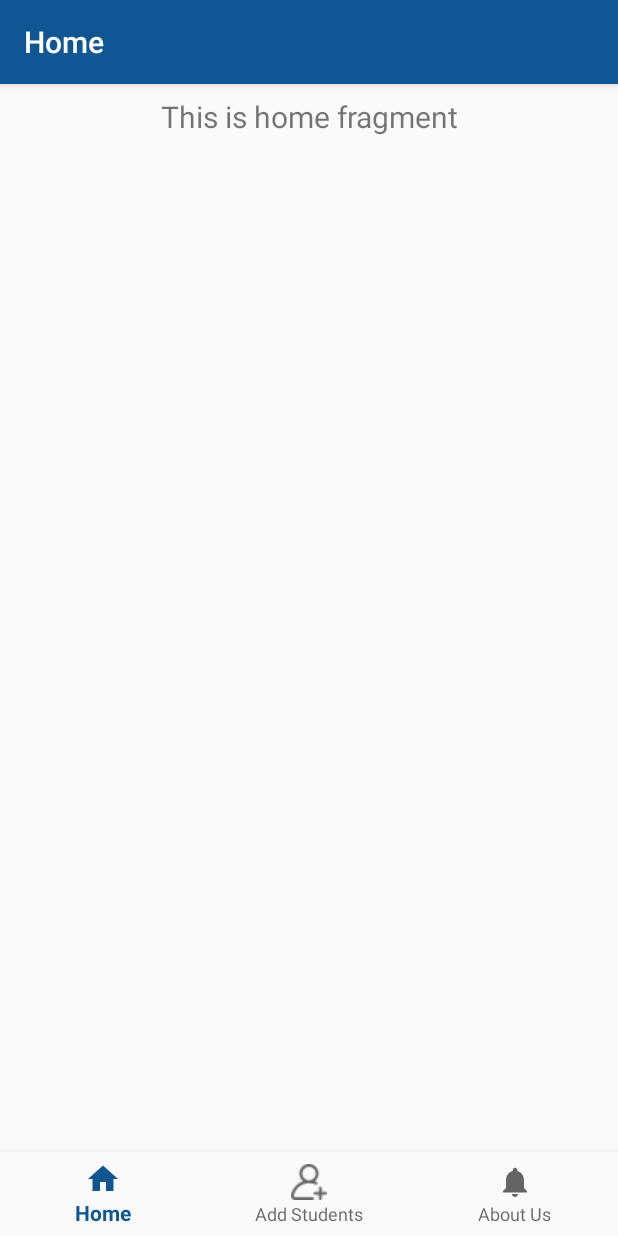
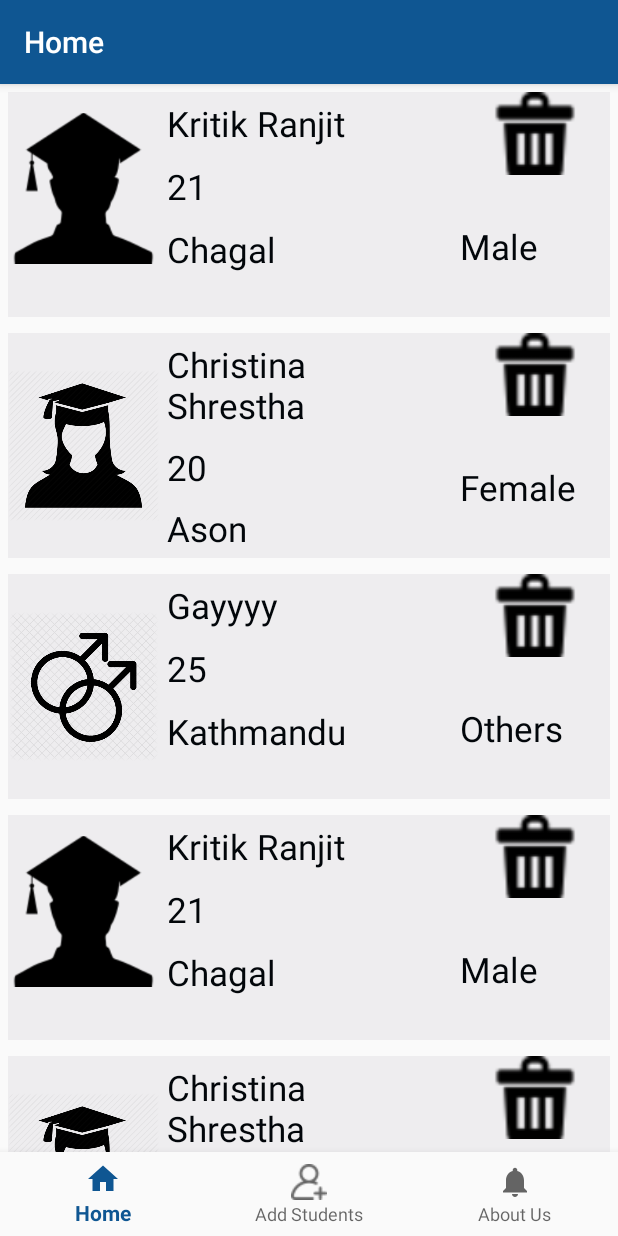
Before and after one commit to krranjik/eSoftwaricaReplica, an Android app: the HomeFragment screen opened directly, with no data from a screen before it, on a phone screen of 412 x 824 dp. Run offline under Robolectric (Android 15) with nearby library versions, the phone set to English and light mode, and no system bars; our stand-ins replace navigation-ui.

Commit message:
Adding Students Completion

```diff
--- a/app/src/main/java/com/example/esoftwaricareplica/Home.java
+++ b/app/src/main/java/com/example/esoftwaricareplica/Home.java
@@ -2,6 +2,8 @@ package com.example.esoftwaricareplica;
 
 import android.os.Bundle;
 
+import com.example.esoftwaricareplica.models.Students;
+import com.example.esoftwaricareplica.ui.students.StudentFragment;
 import com.google.android.material.bottomnavigation.BottomNavigationView;
 
 import androidx.appcompat.app.AppCompatActivity;
@@ -25,6 +27,9 @@ public class Home extends AppCompatActivity {
         NavController navController = Navigation.findNavController(this, R.id.nav_host_fragment);
         NavigationUI.setupActionBarWithNavController(this, navController, appBarConfiguration);
         NavigationUI.setupWithNavController(navView, navController);
+        StudentFragment.studentsList.add(new Students("Kritik Ranjit", "21", "Male", "Chagal", R.drawable.male));
+        StudentFragment.studentsList.add(new Students("Christina Shrestha", "20", "Female", "Ason", R.drawable.female));
+        StudentFragment.studentsList.add(new Students("Gayyyy", "25", "Others", "Kathmandu", R.drawable.other));
     }
 
 }
--- a/app/src/main/java/com/example/esoftwaricareplica/adapters/StudentAdapter.java
+++ b/app/src/main/java/com/example/esoftwaricareplica/adapters/StudentAdapter.java
@@ -1,4 +1,68 @@
 package com.example.esoftwaricareplica.adapters;
 
-public class StudentAdapter {
+import android.content.Context;
+import android.view.LayoutInflater;
+import android.view.View;
+import android.view.ViewGroup;
+import android.widget.ImageView;
+import android.widget.TextView;
+
+import androidx.annotation.NonNull;
+import androidx.recyclerview.widget.RecyclerView;
+
+import com.example.esoftwaricareplica.R;
+import com.example.esoftwaricareplica.models.Students;
+
+import java.util.List;
+
+public class StudentAdapter extends RecyclerView.Adapter<StudentAdapter.MyHolder> {
+
+    Context context;
+    List<Students> studentsList;
+
+    public StudentAdapter(Context context, List<Students> studentsList) {
+        this.context = context;
+        this.studentsList = studentsList;
+    }
+
+    @NonNull
+    @Override
+    public StudentAdapter.MyHolder onCreateViewHolder(@NonNull ViewGroup parent, int viewType) {
+        View view = LayoutInflater.from(parent.getContext()).inflate(R.layout.layout_student_profile, parent, false);
+        MyHolder myHolder = new MyHolder(view);
+        return myHolder;
+    }
+
+    @Override
+    public void onBindViewHolder(@NonNull StudentAdapter.MyHolder holder, int position) {
+        Students students = studentsList.get(position);
+        holder.imgprofile.setImageResource(students.getImg());
+        holder.name.setText(students.getFullname());
+        holder.age.setText(students.getAge());
+        holder.address.setText(students.getAddress());
+        holder.gender.setText(students.getGender());
+    }
+
+    @Override
+    public int getItemCount() {
+        return studentsList.size();
+    }
+
+    public class MyHolder extends RecyclerView.ViewHolder {
+
+        ImageView imgprofile, imgdelete;
+        TextView name, age, address, gender;
+
+        public MyHolder(@NonNull View itemView) {
+            super(itemView);
+
+            imgprofile = itemView.findViewById(R.id.profileimg);
+            imgdelete = itemView.findViewById(R.id.delete);
+            name = itemView.findViewById(R.id.stuname);
+            age = itemView.findViewById(R.id.stuage);
+            address = itemView.findViewById(R.id.stuaddress);
+            gender = itemView.findViewById(R.id.stugender);
+
+        }
+    }
 }
--- a/app/src/main/java/com/example/esoftwaricareplica/ui/home/HomeFragment.java
+++ b/app/src/main/java/com/example/esoftwaricareplica/ui/home/HomeFragment.java
@@ -11,25 +11,30 @@ import androidx.annotation.NonNull;
 import androidx.fragment.app.Fragment;
 import androidx.lifecycle.Observer;
 import androidx.lifecycle.ViewModelProviders;
+import androidx.recyclerview.widget.LinearLayoutManager;
+import androidx.recyclerview.widget.RecyclerView;
 
 import com.example.esoftwaricareplica.R;
+import com.example.esoftwaricareplica.adapters.StudentAdapter;
+import com.example.esoftwaricareplica.ui.students.StudentFragment;
 
 public class HomeFragment extends Fragment {
 
     private HomeViewModel homeViewModel;
+    RecyclerView recyclerView;
 
     public View onCreateView(@NonNull LayoutInflater inflater,
                              ViewGroup container, Bundle savedInstanceState) {
         homeViewModel =
                 ViewModelProviders.of(this).get(HomeViewModel.class);
         View root = inflater.inflate(R.layout.fragment_home, container, false);
-        final TextView textView = root.findViewById(R.id.text_home);
-        homeViewModel.getText().observe(this, new Observer<String>() {
-            @Override
-            public void onChanged(@Nullable String s) {
-                textView.setText(s);
-            }
-        });
+
+        recyclerView = root.findViewById(R.id.rvstudentlist);
+
+        StudentAdapter studentAdapter = new StudentAdapter(root.getContext(), StudentFragment.studentsList);
+        recyclerView.setLayoutManager(new LinearLayoutManager(root.getContext()));
+        recyclerView.setAdapter(studentAdapter);
+
         return root;
     }
 }
--- a/app/src/main/java/com/example/esoftwaricareplica/ui/students/StudentFragment.java
+++ b/app/src/main/java/com/example/esoftwaricareplica/ui/students/StudentFragment.java
@@ -15,6 +15,10 @@ import android.widget.RadioGroup;
 import android.widget.Toast;
 
 import com.example.esoftwaricareplica.R;
+import com.example.esoftwaricareplica.models.Students;
+
+import java.util.ArrayList;
+import java.util.List;
 
 /**
  * A simple {@link Fragment} subclass.
@@ -32,6 +36,7 @@ public class StudentFragment extends Fragment implements RadioGroup.OnCheckedCha
         // Required empty public constructor
     }
 
+    public static List<Students> studentsList = new ArrayList<>();
 
     @Override
     public View onCreateView(LayoutInflater inflater, ViewGroup container,
@@ -55,13 +60,16 @@ public class StudentFragment extends Fragment implements RadioGroup.OnCheckedCha
     @Override
     public void onCheckedChanged(RadioGroup group, int i) {
         if (i == R.id.rbmale) {
+            img = R.drawable.male;
             gender = "Male";
         }
 
         if (i == R.id.rbfemale) {
+            img = R.drawable.female;
             gender = "Female";
         }
         if (i == R.id.others) {
+            img = R.drawable.other;
             gender = "Others";
         }
 
@@ -69,10 +77,9 @@ public class StudentFragment extends Fragment implements RadioGroup.OnCheckedCha
 
     @Override
     public void onClick(View v) {
-        nametxt = fullname.getText().toString();
-        agetxt = age.getText().toString();
-        addresstxt = address.getText().toString();
-
+        if (v.getId() == R.id.btnsave) {
+            addStudent();
+        }
     }
 
     private boolean validate() {
@@ -102,4 +109,14 @@ public class StudentFragment extends Fragment implements RadioGroup.OnCheckedCha
         return true;
     }
 
+    private void addStudent() {
+        nametxt = fullname.getText().toString();
+        agetxt = age.getText().toString();
+        addresstxt = address.getText().toString();
+        if (validate()) {
+            studentsList.add(new Students(nametxt, agetxt, gender, addresstxt, img));
+            Toast.makeText(root.getContext(), "Student Added!", Toast.LENGTH_SHORT).show();
+        }
+    }
+
 }
--- a/app/src/main/res/layout/activity_login_page.xml
+++ b/app/src/main/res/layout/activity_login_page.xml
@@ -1,4 +1,8 @@
 <?xml version="1.0" encoding="utf-8"?>
+<ScrollView xmlns:android="http://schemas.android.com/apk/res/android"
+    android:layout_width="match_parent"
+    android:layout_height="wrap_content">
+
     <LinearLayout xmlns:android="http://schemas.android.com/apk/res/android"
         xmlns:app="http://schemas.android.com/apk/res-auto"
         xmlns:tools="http://schemas.android.com/tools"
@@ -59,3 +63,4 @@
             android:textColor="#ffffff" />
 
     </LinearLayout>
+</ScrollView>
--- a/app/src/main/res/layout/fragment_home.xml
+++ b/app/src/main/res/layout/fragment_home.xml
@@ -1,19 +1,15 @@
 <?xml version="1.0" encoding="utf-8"?>
 <androidx.constraintlayout.widget.ConstraintLayout xmlns:android="http://schemas.android.com/apk/res/android"
     xmlns:app="http://schemas.android.com/apk/res-auto"
+    xmlns:tools="http://schemas.android.com/tools"
     android:layout_width="match_parent"
     android:layout_height="match_parent">
 
-    <TextView
-        android:id="@+id/text_home"
+    <androidx.recyclerview.widget.RecyclerView
+        android:id="@+id/rvstudentlist"
         android:layout_width="match_parent"
         android:layout_height="wrap_content"
-        android:layout_marginStart="8dp"
-        android:layout_marginTop="8dp"
-        android:layout_marginEnd="8dp"
-        android:textAlignment="center"
-        android:textSize="20sp"
-        app:layout_constraintEnd_toEndOf="parent"
-        app:layout_constraintStart_toStartOf="parent"
-        app:layout_constraintTop_toTopOf="parent" />
+        tools:ignore="MissingConstraints">
+
+    </androidx.recyclerview.widget.RecyclerView>
 </androidx.constraintlayout.widget.ConstraintLayout>
--- a/app/src/main/res/layout/fragment_student.xml
+++ b/app/src/main/res/layout/fragment_student.xml
@@ -1,4 +1,8 @@
 <?xml version="1.0" encoding="utf-8"?>
+<ScrollView xmlns:android="http://schemas.android.com/apk/res/android"
+    android:layout_width="match_parent"
+    android:layout_height="wrap_content">
+
     <LinearLayout xmlns:android="http://schemas.android.com/apk/res/android"
         android:layout_width="match_parent"
         android:layout_height="match_parent"
@@ -10,10 +14,10 @@
             style="@style/heading"
             android:layout_width="match_parent"
             android:layout_height="wrap_content"
+            android:layout_marginBottom="15dp"
             android:gravity="center"
             android:paddingRight="5dp"
-        android:text="ADD STUDENTS"
-        android:layout_marginBottom="15dp"/>
+            android:text="ADD STUDENTS" />
 
         <com.google.android.material.textfield.TextInputLayout
             android:layout_width="match_parent"
@@ -110,3 +114,4 @@
             android:textColor="#ffffff" />
 
     </LinearLayout>
+</ScrollView>
--- /dev/null
+++ b/app/src/main/res/layout/layout_student_profile.xml
@@ -0,0 +1,75 @@
+<?xml version="1.0" encoding="utf-8"?>
+<LinearLayout xmlns:android="http://schemas.android.com/apk/res/android"
+    android:layout_width="match_parent"
+    android:layout_height="150dp"
+    android:layout_margin="5dp"
+    android:background="@color/background"
+    android:orientation="horizontal">
+
+    <ImageView
+        android:id="@+id/profileimg"
+        android:layout_width="match_parent"
+        android:layout_height="wrap_content"
+        android:layout_weight="1.5"
+        android:src="@drawable/male" />
+
+    <LinearLayout
+        android:layout_width="match_parent"
+        android:layout_height="wrap_content"
+        android:layout_weight="1"
+        android:orientation="vertical">
+
+        <TextView
+            android:id="@+id/stuname"
+            style="@style/text"
+            android:layout_width="match_parent"
+            android:layout_height="wrap_content"
+            android:padding="5dp"
+            android:layout_weight="1"
+            android:text="Name" />
+
+        <TextView
+            android:id="@+id/stuage"
+            style="@style/text"
+            android:padding="5dp"
+            android:layout_width="match_parent"
+            android:layout_height="wrap_content"
+            android:layout_weight="1"
+            android:text="Age" />
+
+        <TextView
+            android:id="@+id/stuaddress"
+            style="@style/text"
+            android:padding="5dp"
+            android:layout_width="match_parent"
+            android:layout_height="wrap_content"
+            android:layout_weight="1"
+            android:text="Address" />
+
+    </LinearLayout>
+
+    <LinearLayout
+        android:layout_width="match_parent"
+        android:layout_height="wrap_content"
+        android:layout_weight="1.5"
+        android:orientation="vertical">
+
+        <ImageView
+            android:id="@+id/delete"
+            android:layout_width="match_parent"
+            android:layout_height="55dp"
+            android:layout_weight="1.5"
+            android:src="@drawable/delete" />
+
+        <TextView
+            android:id="@+id/stugender"
+            style="@style/text"
+            android:layout_width="match_parent"
+            android:layout_height="wrap_content"
+            android:layout_weight="1"
+            android:layout_marginTop="32dp"
+            android:text="Gender" />
+
+    </LinearLayout>
+
+</LinearLayout>
```
Also changed, not shown: app/src/main/res/drawable-v24/delete.png (added), app/src/main/res/drawable-v24/female.png, app/src/main/res/drawable-v24/male.png, app/src/main/res/drawable-v24/other.jpg (added), app/src/main/res/drawable-v24/other.png (deleted). Lines whose indentation alone changed are shown as unchanged.
